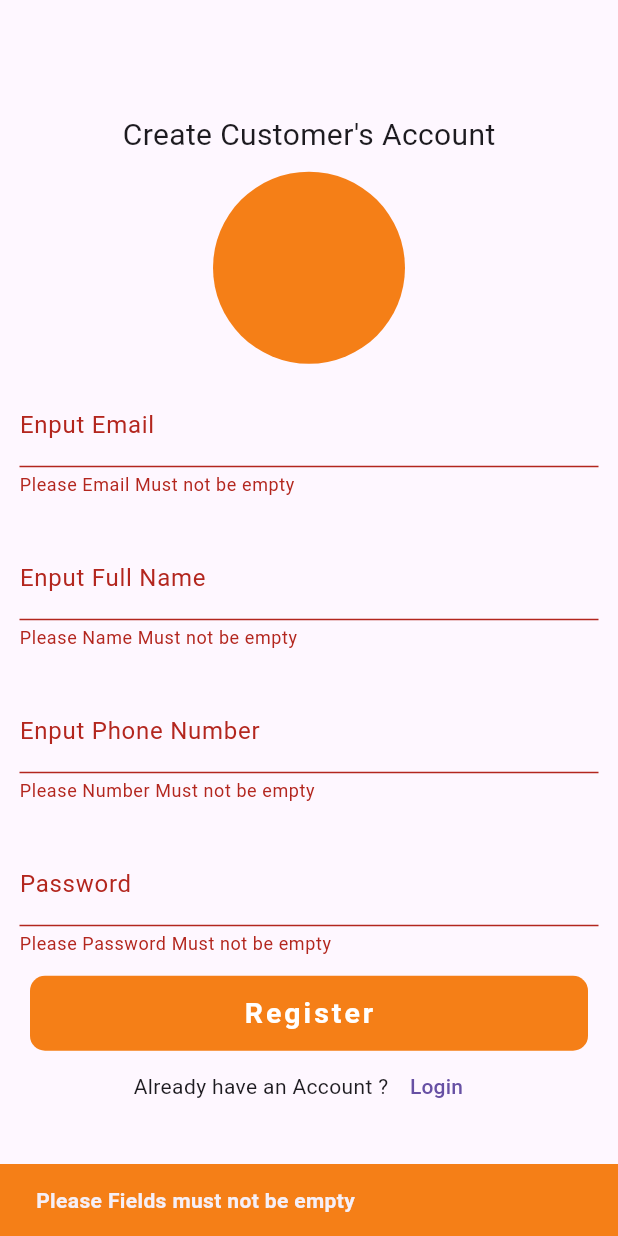
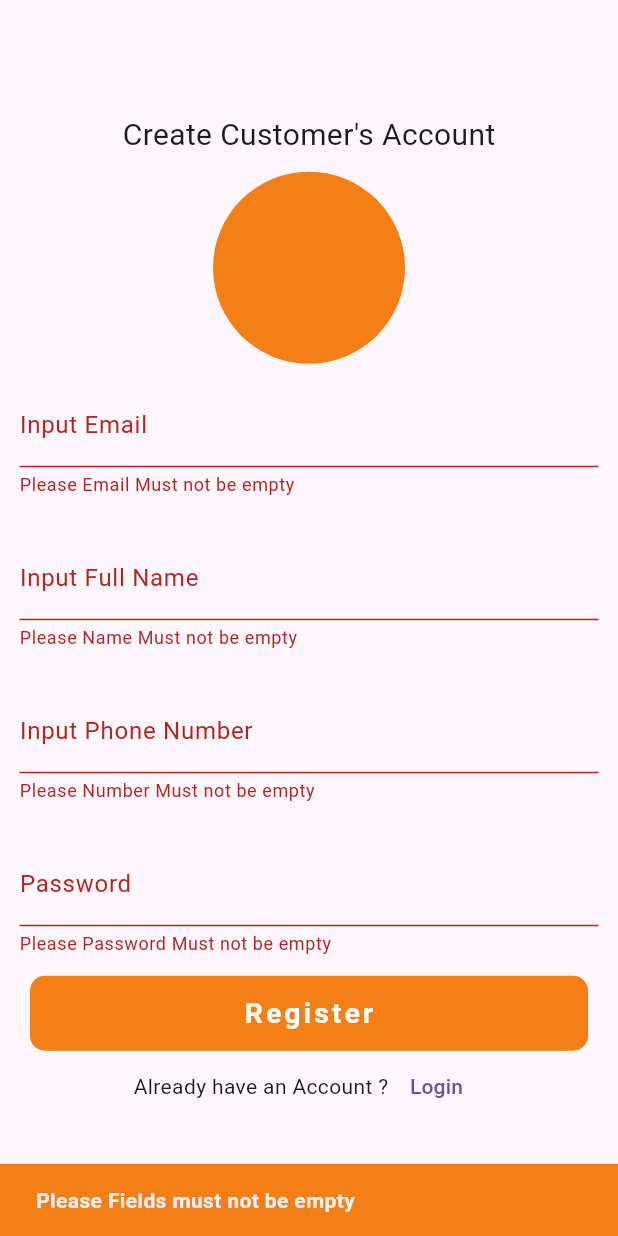
Before and after one commit to Nurujjaman329/ecommerce_project, a Flutter app: the screen it shows after launch, after a tap on "Register", on a phone screen of 412 x 824 dp. Run offline on Flutter 3.47's test engine with Material 3 defaults, Android fonts, the phone set to English and light mode, and no system bars; our stand-ins replace cloud_firestore, firebase_auth, firebase_core; accounts and stored records are empty.

Commit message:
login & registration screen

```diff
--- a/lib/views/buyers/auth/register_screen.dart
+++ b/lib/views/buyers/auth/register_screen.dart
@@ -20,11 +20,26 @@ class _RegisterScreenState extends State<RegisterScreen> {
   late String phoneNumber;
   late String password;
 
+  bool _isLoading = false;
+
   _signUpUser() async {
+    setState(() {
+      _isLoading = true;
+    });
     if (_formKey.currentState!.validate()) {
-      await _authController.signUpUsers(email, fullName, phoneNumber, password);
+      await _authController
+          .signUpUsers(email, fullName, phoneNumber, password)
+          .whenComplete(() {
+        setState(() {
+          _formKey.currentState!.reset();
+          _isLoading = false;
+        });
+      });
       return showSnack(context, 'Accouunt Create Successfully');
     } else {
+      setState(() {
+        _isLoading = false;
+      });
       return showSnack(context, 'Please Fields must not be empty');
     }
   }
@@ -66,7 +81,7 @@ class _RegisterScreenState extends State<RegisterScreen> {
                       email = value;
                     },
                     decoration: InputDecoration(
-                      labelText: 'Enput Email',
+                      labelText: 'Input Email',
                     ),
                   ),
                 ),
@@ -84,7 +99,7 @@ class _RegisterScreenState extends State<RegisterScreen> {
                       fullName = value;
                     },
                     decoration: InputDecoration(
-                      labelText: 'Enput Full Name',
+                      labelText: 'Input Full Name',
                     ),
                   ),
                 ),
@@ -102,13 +117,14 @@ class _RegisterScreenState extends State<RegisterScreen> {
                       phoneNumber = value;
                     },
                     decoration: InputDecoration(
-                      labelText: 'Enput Phone Number',
+                      labelText: 'Input Phone Number',
                     ),
                   ),
                 ),
                 Padding(
                   padding: const EdgeInsets.all(13.0),
                   child: TextFormField(
+                    obscureText: true,
                     validator: (value) {
                       if (value!.isEmpty) {
                         return 'Please Password Must not be empty';
@@ -138,7 +154,9 @@ class _RegisterScreenState extends State<RegisterScreen> {
                       ),
                     ),
                     child: Center(
-                      child: Text(
+                      child: _isLoading
+                          ? CircularProgressIndicator()
+                          : Text(
                               "Register",
                               style: TextStyle(
                                 color: Colors.white,
```
Also changed, not shown: lib/controllers/auth_controller.dart (+18 -0 lines), lib/views/buyers/auth/log_in_screen.dart (+55 -3 lines). Lines whose indentation alone changed are shown as unchanged.
